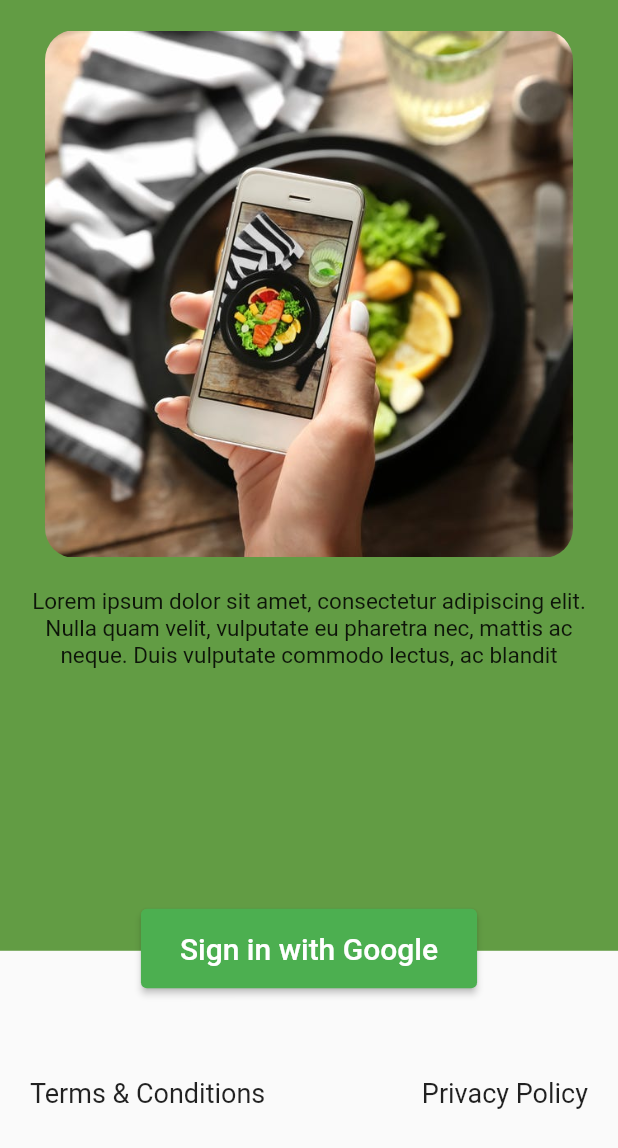
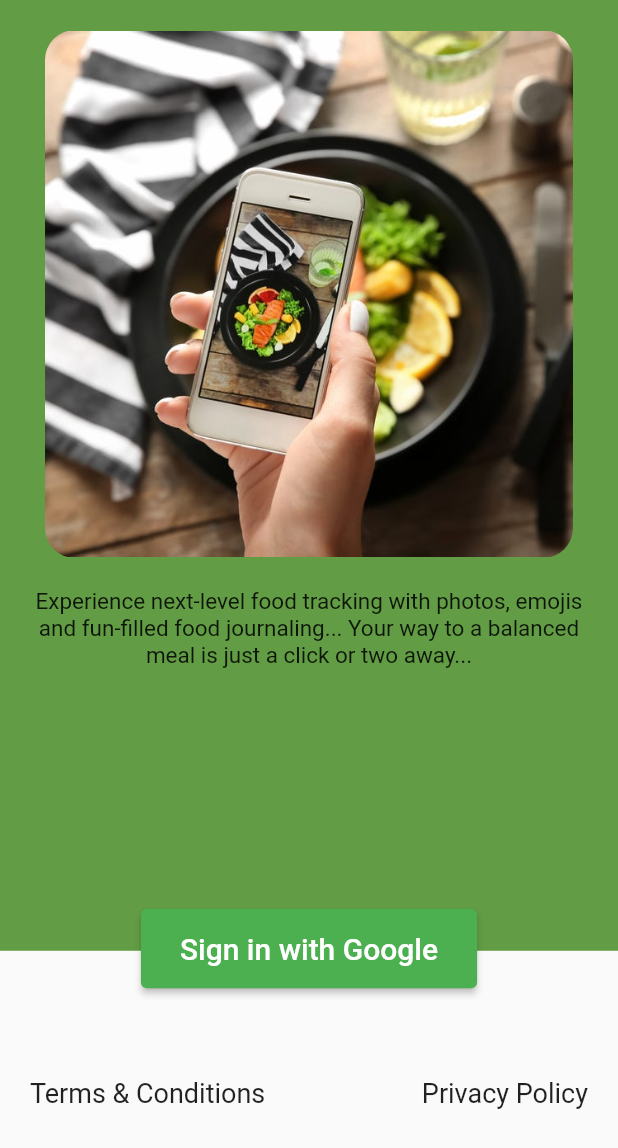
Before and after one commit to cepdnaclk/SnaT-meal-tracking-app, a Flutter app: the LoginScreen screen opened directly, on a phone screen of 412 x 824 dp. Shown: the top 1148 px of the screen. Run offline on Flutter 3.47's test engine with Material 2 defaults, Android fonts, the phone set to English and light mode, and no system bars; our stand-ins replace camera, firebase_auth, firebase_core, gallery_saver, google_sign_in, image_picker and 3 more; missing offline and left inert: flutter_3d_choice_chip, pretty_gauge; accounts and stored records are empty.

Commit message:
Update Introduction Text

```diff
--- a/lib/constants.dart
+++ b/lib/constants.dart
@@ -1,6 +1,6 @@
 String appName = "SnaT";
 String introduction =
-    "Lorem ipsum dolor sit amet, consectetur adipiscing elit. Nulla quam velit, vulputate eu pharetra nec, mattis ac neque. Duis vulputate commodo lectus, ac blandit";
+    "Experience next-level food tracking with photos, emojis and fun-filled food journaling... Your way to a balanced meal is just a click or two away...";
 
 String loginImage = "assets/images/login.jpg";
 
```
